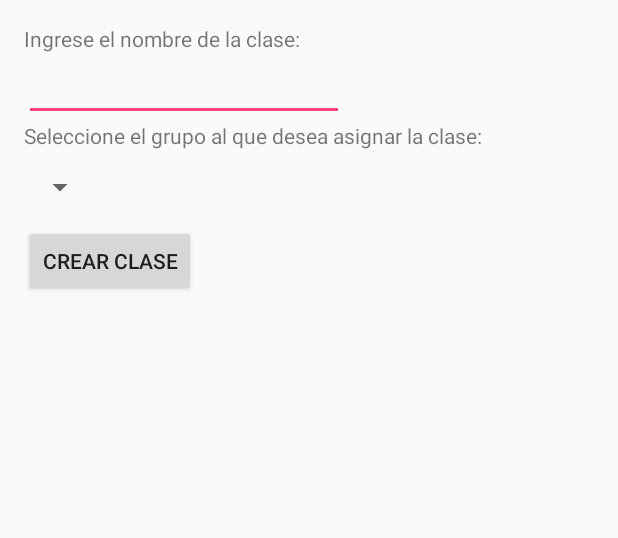
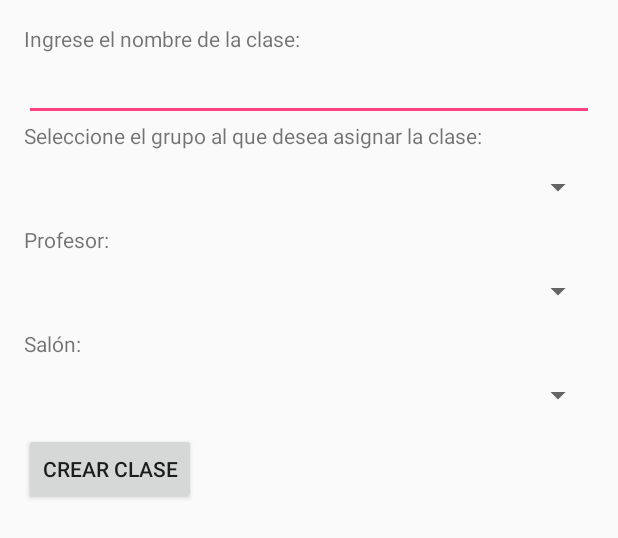
Before and after one commit to pachecokun/ESCOMap, an Android app: the layout fragment_crear_clase.xml on its own in the app's theme, with its tools: preview values and no code run, on a phone screen of 412 x 824 dp. Shown: the top 538 px of the screen. Run offline under Robolectric (Android 15) with nearby library versions, the phone set to English and light mode, and no system bars.

Commit message:
formularios crear clase / crear evento

```diff
--- a/app/src/main/res/layout/fragment_crear_clase.xml
+++ b/app/src/main/res/layout/fragment_crear_clase.xml
@@ -21,7 +21,7 @@
 
         <EditText
             android:id="@+id/txtNombreCrearClase"
-            android:layout_width="wrap_content"
+            android:layout_width="match_parent"
             android:layout_height="wrap_content"
             android:ems="10"
             />
@@ -34,10 +34,33 @@
             />
 
         <Spinner
+            android:id="@+id/spinner2"
+            android:layout_width="match_parent"
+            android:layout_height="50dp"></Spinner>
+
+        <TextView
+            android:id="@+id/textView6"
+            android:layout_width="match_parent"
+            android:layout_height="wrap_content"
+            android:labelFor="@+id/spinnerGrupo"
+            android:text="Profesor:" />
+
+        <Spinner
             android:id="@+id/spinnerGrupo"
-            android:layout_width="wrap_content"
-            android:layout_height="50dp"
-            ></Spinner>
+            android:layout_width="match_parent"
+            android:layout_height="50dp"></Spinner>
+
+        <TextView
+            android:id="@+id/textView7"
+            android:layout_width="match_parent"
+            android:layout_height="wrap_content"
+            android:labelFor="@+id/spinnerGrupo"
+            android:text="Salón:" />
+
+        <Spinner
+            android:id="@+id/spinner3"
+            android:layout_width="match_parent"
+            android:layout_height="50dp"></Spinner>
 
         <Button
             android:layout_width="wrap_content"
```
Also changed, not shown: app/src/main/res/layout/fragment_crear_evento.xml (+81 -6 lines).
